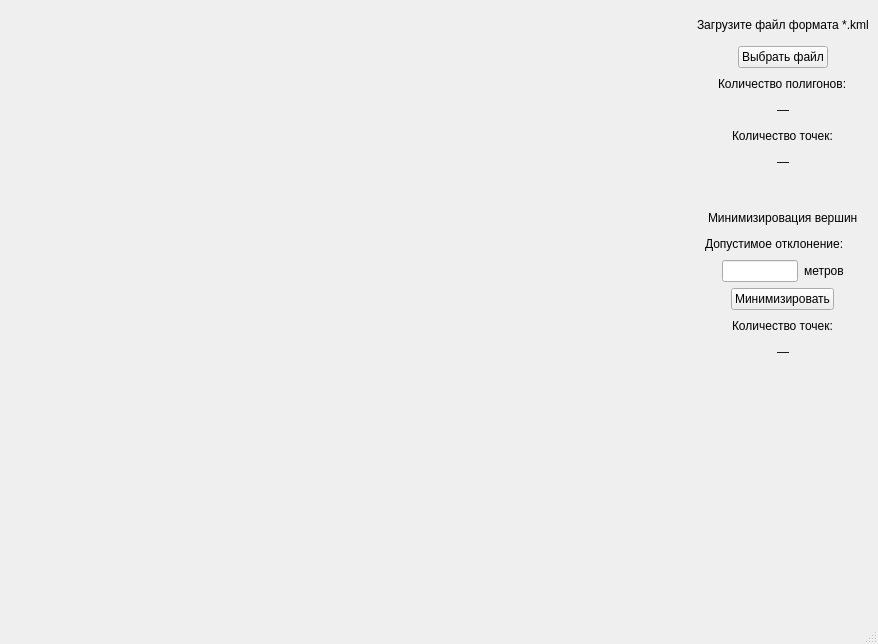
First picture: the form in View/view.ui, repository safosaffers/KMLViewer, before the edit.
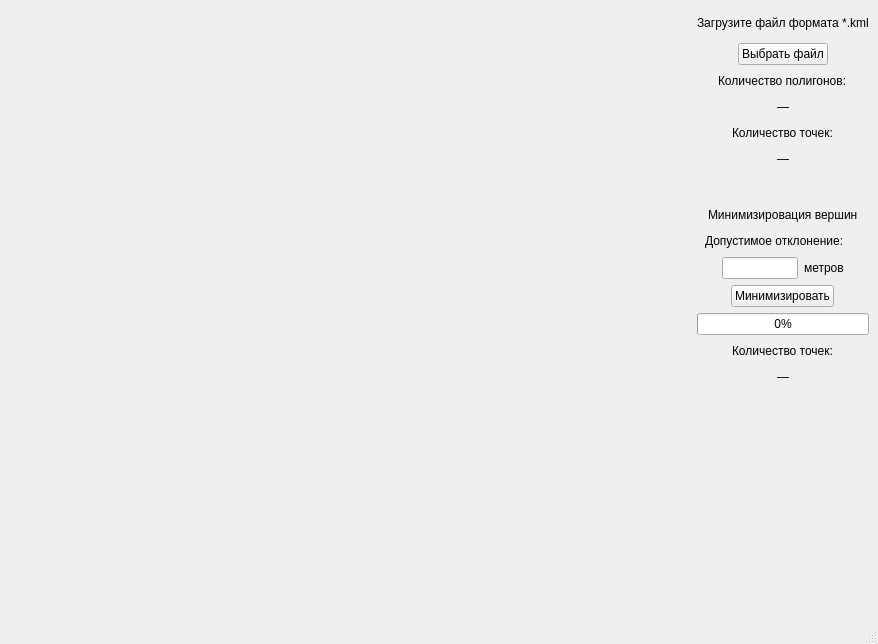
Second picture: the form after the edit.

Commit message: Add concurrent polygon simplification with progress bar

Diff of the .ui file:
```diff
--- a/View/view.ui
+++ b/View/view.ui
@@ -21,7 +21,7 @@
        <widget class="QWidget" name="glwidget" native="true"/>
       </item>
       <item>
-       <layout class="QVBoxLayout" name="verticalLayout" stretch="1,1,0,0,0,0,0,0,0,0,0,0,0,8">
+       <layout class="QVBoxLayout" name="verticalLayout" stretch="1,1,0,0,0,0,0,0,0,0,0,0,0,0,8">
         <item>
          <layout class="QHBoxLayout" name="horizontalLayout_5">
           <item>
@@ -446,6 +446,9 @@
             <property name="text">
              <string>Минимизировать</string>
             </property>
+            <property name="checkable">
+             <bool>true</bool>
+            </property>
            </widget>
           </item>
           <item>
@@ -463,6 +466,13 @@
           </item>
          </layout>
         </item>
+        <item>
+         <widget class="QProgressBar" name="progressBar">
+          <property name="value">
+           <number>0</number>
+          </property>
+         </widget>
+        </item>
         <item>
          <layout class="QHBoxLayout" name="horizontalLayout_9">
           <item>
```
The commit also changes 6 other files.
